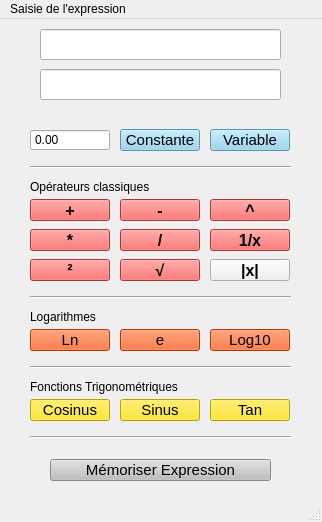
obalise/ExpressionProject, file saisieexpressionIHM.ui: the form before one commit.
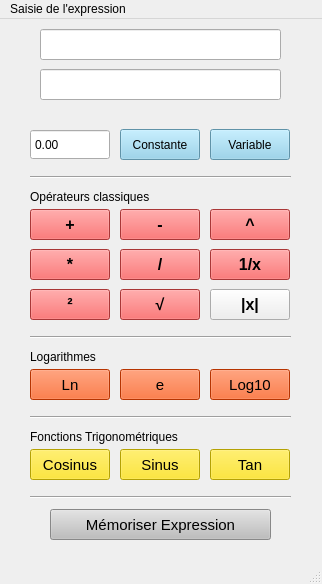
The form after the commit. Icons and pictures are not drawn.

Commit message: Modification fenêtre SaisieExpressionIHM

Patch:
```diff
--- a/saisieexpressionIHM.ui
+++ b/saisieexpressionIHM.ui
@@ -7,7 +7,7 @@
     <x>0</x>
     <y>0</y>
     <width>322</width>
-    <height>522</height>
+    <height>584</height>
    </rect>
   </property>
   <property name="sizePolicy">
@@ -71,12 +71,12 @@
       <x>120</x>
       <y>110</y>
       <width>80</width>
-      <height>22</height>
+      <height>31</height>
      </rect>
     </property>
     <property name="font">
      <font>
-      <pointsize>11</pointsize>
+      <pointsize>9</pointsize>
       <weight>50</weight>
       <bold>false</bold>
      </font>
@@ -105,9 +105,9 @@
     <property name="geometry">
      <rect>
       <x>30</x>
-      <y>180</y>
+      <y>190</y>
       <width>80</width>
-      <height>22</height>
+      <height>31</height>
      </rect>
     </property>
     <property name="font">
@@ -141,9 +141,9 @@
     <property name="geometry">
      <rect>
       <x>120</x>
-      <y>180</y>
+      <y>190</y>
       <width>80</width>
-      <height>22</height>
+      <height>31</height>
      </rect>
     </property>
     <property name="font">
@@ -177,9 +177,9 @@
     <property name="geometry">
      <rect>
       <x>30</x>
-      <y>210</y>
+      <y>230</y>
       <width>80</width>
-      <height>22</height>
+      <height>31</height>
      </rect>
     </property>
     <property name="font">
@@ -213,9 +213,9 @@
     <property name="geometry">
      <rect>
       <x>120</x>
-      <y>210</y>
+      <y>230</y>
       <width>80</width>
-      <height>22</height>
+      <height>31</height>
      </rect>
     </property>
     <property name="font">
@@ -249,9 +249,9 @@
     <property name="geometry">
      <rect>
       <x>210</x>
-      <y>240</y>
+      <y>270</y>
       <width>80</width>
-      <height>22</height>
+      <height>31</height>
      </rect>
     </property>
     <property name="font">
@@ -274,7 +274,7 @@
       <x>30</x>
       <y>110</y>
       <width>80</width>
-      <height>22</height>
+      <height>31</height>
      </rect>
     </property>
     <property name="focusPolicy">
@@ -314,12 +314,12 @@
       <x>210</x>
       <y>110</y>
       <width>80</width>
-      <height>22</height>
+      <height>31</height>
      </rect>
     </property>
     <property name="font">
      <font>
-      <pointsize>11</pointsize>
+      <pointsize>9</pointsize>
       <weight>50</weight>
       <bold>false</bold>
      </font>
@@ -348,9 +348,9 @@
     <property name="geometry">
      <rect>
       <x>210</x>
-      <y>180</y>
+      <y>190</y>
       <width>80</width>
-      <height>22</height>
+      <height>31</height>
      </rect>
     </property>
     <property name="font">
@@ -384,9 +384,9 @@
     <property name="geometry">
      <rect>
       <x>210</x>
-      <y>210</y>
+      <y>230</y>
       <width>80</width>
-      <height>22</height>
+      <height>31</height>
      </rect>
     </property>
     <property name="font">
@@ -420,9 +420,9 @@
     <property name="geometry">
      <rect>
       <x>30</x>
-      <y>240</y>
+      <y>270</y>
       <width>80</width>
-      <height>22</height>
+      <height>31</height>
      </rect>
     </property>
     <property name="font">
@@ -456,9 +456,9 @@
     <property name="geometry">
      <rect>
       <x>50</x>
-      <y>440</y>
+      <y>490</y>
       <width>221</width>
-      <height>22</height>
+      <height>31</height>
      </rect>
     </property>
     <property name="font">
@@ -492,9 +492,9 @@
     <property name="geometry">
      <rect>
       <x>30</x>
-      <y>310</y>
+      <y>350</y>
       <width>80</width>
-      <height>22</height>
+      <height>31</height>
      </rect>
     </property>
     <property name="font">
@@ -528,9 +528,9 @@
     <property name="geometry">
      <rect>
       <x>30</x>
-      <y>380</y>
+      <y>430</y>
       <width>80</width>
-      <height>22</height>
+      <height>31</height>
      </rect>
     </property>
     <property name="font">
@@ -564,9 +564,9 @@
     <property name="geometry">
      <rect>
       <x>120</x>
-      <y>380</y>
+      <y>430</y>
       <width>80</width>
-      <height>22</height>
+      <height>31</height>
      </rect>
     </property>
     <property name="font">
@@ -600,9 +600,9 @@
     <property name="geometry">
      <rect>
       <x>210</x>
-      <y>380</y>
+      <y>430</y>
       <width>80</width>
-      <height>22</height>
+      <height>31</height>
      </rect>
     </property>
     <property name="font">
@@ -636,9 +636,9 @@
     <property name="geometry">
      <rect>
       <x>120</x>
-      <y>310</y>
+      <y>350</y>
       <width>80</width>
-      <height>22</height>
+      <height>31</height>
      </rect>
     </property>
     <property name="font">
@@ -672,9 +672,9 @@
     <property name="geometry">
      <rect>
       <x>120</x>
-      <y>240</y>
+      <y>270</y>
       <width>80</width>
-      <height>22</height>
+      <height>31</height>
      </rect>
     </property>
     <property name="font">
@@ -708,8 +708,8 @@
     <property name="geometry">
      <rect>
       <x>30</x>
-      <y>360</y>
-      <width>231</width>
+      <y>410</y>
+      <width>281</width>
       <height>16</height>
      </rect>
     </property>
@@ -721,8 +721,8 @@
     <property name="geometry">
      <rect>
       <x>30</x>
-      <y>290</y>
-      <width>71</width>
+      <y>330</y>
+      <width>111</width>
       <height>16</height>
      </rect>
     </property>
@@ -734,8 +734,8 @@
     <property name="geometry">
      <rect>
       <x>30</x>
-      <y>160</y>
-      <width>131</width>
+      <y>170</y>
+      <width>241</width>
       <height>16</height>
      </rect>
     </property>
@@ -747,9 +747,9 @@
     <property name="geometry">
      <rect>
       <x>210</x>
-      <y>310</y>
+      <y>350</y>
       <width>80</width>
-      <height>22</height>
+      <height>31</height>
      </rect>
     </property>
     <property name="font">
@@ -783,7 +783,7 @@
     <property name="geometry">
      <rect>
       <x>30</x>
-      <y>140</y>
+      <y>150</y>
       <width>261</width>
       <height>16</height>
      </rect>
@@ -796,7 +796,7 @@
     <property name="geometry">
      <rect>
       <x>30</x>
-      <y>270</y>
+      <y>310</y>
       <width>261</width>
       <height>16</height>
      </rect>
@@ -809,7 +809,7 @@
     <property name="geometry">
      <rect>
       <x>30</x>
-      <y>340</y>
+      <y>390</y>
       <width>261</width>
       <height>16</height>
      </rect>
@@ -822,7 +822,7 @@
     <property name="geometry">
      <rect>
       <x>30</x>
-      <y>410</y>
+      <y>470</y>
       <width>261</width>
       <height>16</height>
      </rect>
```
